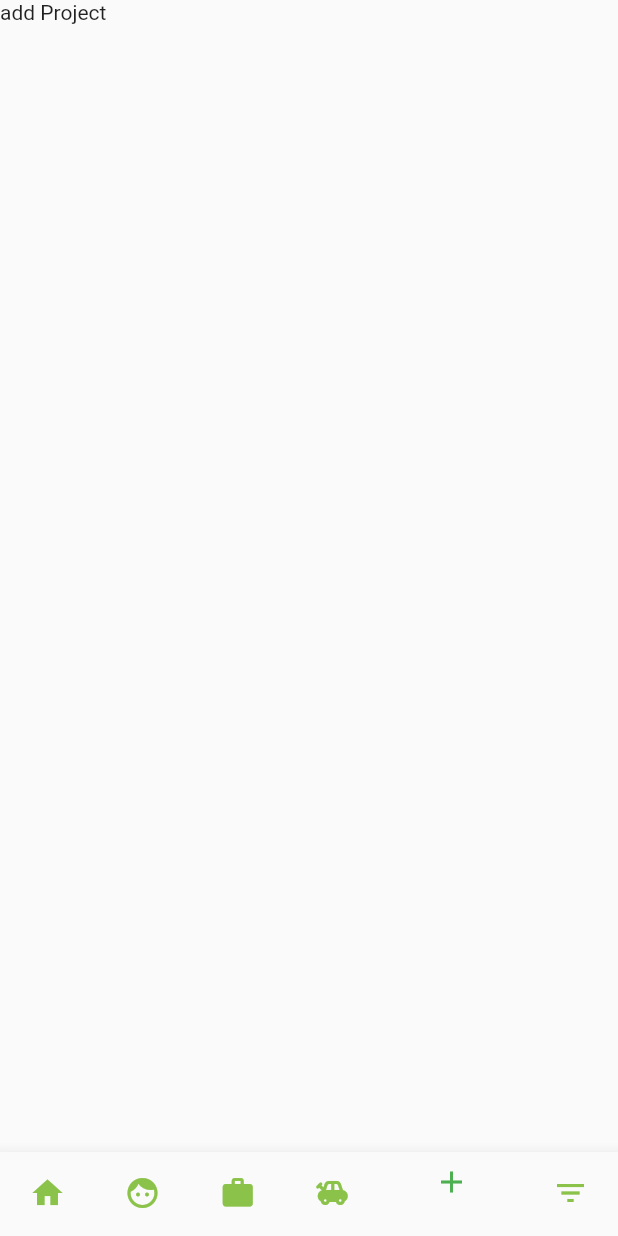
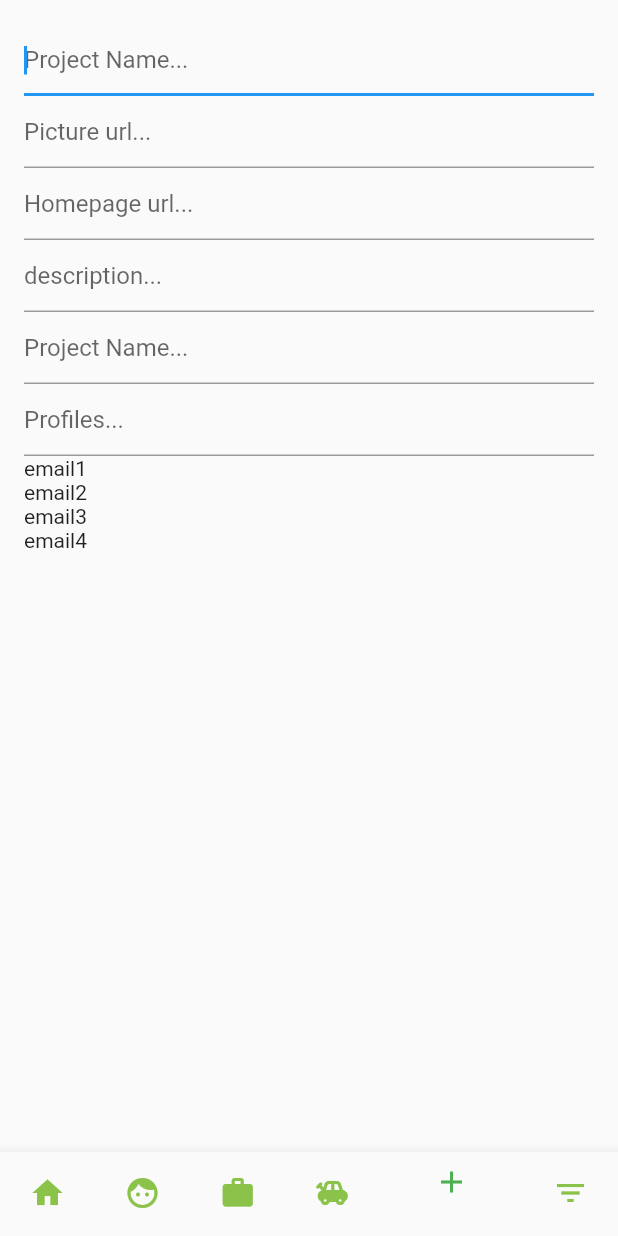
Before and after one commit to basic-account/bowfolio-clone, a Flutter app: the screen it shows after launch, item 5 of the bottom bar chosen, on a phone screen of 412 x 824 dp. Run offline on Flutter 3.47's test engine with Material 2 defaults, Android fonts, the phone set to English and light mode, and no system bars; our stand-ins replace equatable, flutter_bloc.

Commit message:
cubit changes

```diff
--- /dev/null
+++ b/lib/bloc/profiles/filtered_profiles_state.dart
@@ -0,0 +1,38 @@
+import 'package:equatable/equatable.dart';
+
+import '../../models/profile.dart';
+
+abstract class FilteredProfilesState extends Equatable {}
+
+class FilteredInitialState extends FilteredProfilesState {
+  @override
+  List<Object> get props => [];
+}
+
+class FilteredLoadingState extends FilteredProfilesState {
+  @override
+  List<Object> get props => [];
+}
+
+class FilteredLoadedState extends FilteredProfilesState {
+  final List<Profile> profiles;
+
+  FilteredLoadedState(this.profiles);
+
+  @override
+  List<Object> get props => [profiles];
+}
+
+class FilteredProfilesLoaded extends FilteredProfilesState {
+  final List<Profile> profiles;
+
+  FilteredProfilesLoaded(this.profiles);
+
+  @override
+  List<Object> get props => [profiles];
+}
+
+class FilteredErrorState extends FilteredProfilesState {
+  @override
+  List<Object> get props => [];
+}
--- /dev/null
+++ b/lib/bloc/profiles/profiles_search_cubit.dart
@@ -0,0 +1,52 @@
+import 'dart:async';
+
+import 'package:bowfolio/bloc/profiles/profiles_cubit.dart';
+import 'package:flutter_bloc/flutter_bloc.dart';
+
+import 'profiles_state.dart';
+import 'filtered_profiles_state.dart';
+import 'profiles_cubit.dart';
+
+class ProfilesSearchCubit extends Cubit<FilteredProfilesState> {
+  ProfilesSearchCubit({this.profilesCubit}) : super(FilteredInitialState()) {
+    profilesSubscription = profilesCubit.listen((state) {
+      if (state is LoadedState) emit(FilteredLoadedState(state.profiles));
+    });
+  }
+
+  final ProfilesCubit profilesCubit;
+  StreamSubscription profilesSubscription;
+
+  void filter(String query) async {
+    //if (FilteredProfilesState is FilteredLoadedState) {
+
+    try {
+      final filteredProfiles = (state as FilteredLoadedState).profiles.where((profile) => profile.email.contains(query));
+      /*final filteredProfiles = profilesCubit.
+          .profiles
+          .where((profile) => profile.email.contains(query));*/
+      emit(FilteredLoadedState(filteredProfiles));
+      // }
+      //else
+    } catch (e) {
+      emit(FilteredErrorState());
+    }
+  }
+
+  void _searchProfiles() async {
+    try {
+      emit(FilteredLoadingState());
+      final filteredProfiles = (profilesCubit as LoadedState)
+          .profiles; //.where((profile) => profile.email.contains(query));
+      emit(FilteredLoadedState(filteredProfiles));
+    } catch (e) {
+      emit(FilteredErrorState());
+    }
+  }
+
+  @override
+  Future<void> close() {
+    profilesSubscription.cancel();
+    return super.close();
+  }
+}
--- /dev/null
+++ b/lib/pages/add_edit_project.dart
@@ -0,0 +1,100 @@
+import 'package:bowfolio/bloc/profiles/profiles_cubit.dart';
+import 'package:bowfolio/bloc/profiles/profiles_search_cubit.dart';
+import 'package:bowfolio/widgets/tagProfiles.dart';
+import 'package:flutter/material.dart';
+import 'package:flutter_bloc/flutter_bloc.dart';
+
+import '../models/project.dart';
+import '../utils/utils.dart';
+
+typedef OnSaveCallback = Function(String name, String picture, String homepage,
+    String description, List<String> interestIds, List<String> profileIds);
+
+class AddEditProject extends StatefulWidget {
+  final bool isEditing;
+  final OnSaveCallback onSave;
+  final Project project;
+
+  AddEditProject(
+      {Key key, @required this.onSave, @required this.isEditing, this.project})
+      : super(key: key ?? Keys.addProject);
+
+  @override
+  _AddEditProjectPageState createState() => _AddEditProjectPageState();
+}
+
+class _AddEditProjectPageState extends State<AddEditProject> {
+  static final GlobalKey<FormState> _formKey = GlobalKey<FormState>();
+
+  String _name;
+  String _picture;
+  String _homepage;
+  String _description;
+  List<String> _interestIds;
+  List<String> _profileIds;
+
+  bool get isEditing => widget.isEditing;
+
+  @override
+  Widget build(BuildContext context) {
+    return
+           Padding(
+        padding: EdgeInsets.all(16.0),
+        child: Form(
+          key: _formKey,
+          child: ListView(
+            children: [
+              TextFormField(
+                initialValue: isEditing ? widget.project.name : '',
+                autofocus: !isEditing,
+                decoration: InputDecoration(hintText: 'Project Name...'),
+                validator: (val) {
+                  return val.trim().isEmpty ? 'empty' : null;
+                },
+                onSaved: (value) => _name = value,
+              ),
+              TextFormField(
+                initialValue: isEditing ? widget.project.picture : '',
+                autofocus: !isEditing,
+                decoration: InputDecoration(hintText: 'Picture url...'),
+                validator: (val) {
+                  return val.trim().isEmpty ? 'empty' : null;
+                },
+                onSaved: (value) => _picture = value,
+              ),
+              TextFormField(
+                initialValue: isEditing ? widget.project.homepage : '',
+                autofocus: !isEditing,
+                decoration: InputDecoration(hintText: 'Homepage url...'),
+                validator: (val) {
+                  return val.trim().isEmpty ? 'empty' : null;
+                },
+                onSaved: (value) => _name = value,
+              ),
+              TextFormField(
+                initialValue: isEditing ? widget.project.description : '',
+                autofocus: !isEditing,
+                decoration: InputDecoration(hintText: 'description...'),
+                validator: (val) {
+                  return val.trim().isEmpty ? 'empty' : null;
+                },
+                onSaved: (value) => _description = value,
+              ),
+              TextFormField(
+                initialValue: isEditing ? widget.project.profileIds : '',
+                autofocus: !isEditing,
+                decoration: InputDecoration(hintText: 'Project Name...'),
+                validator: (val) {
+                  return val.trim().isEmpty ? 'empty' : null;
+                },
+                onSaved: (value) => _name = value,
+              ),
+              TagProfiles(),
+
+            ],
+          ),
+        ),
+
+    );
+  }
+}
--- a/lib/pages/home_page.dart
+++ b/lib/pages/home_page.dart
@@ -1,3 +1,5 @@
+import 'package:bowfolio/bloc/profiles/profiles_cubit.dart';
+import 'package:bowfolio/bloc/profiles/profiles_search_cubit.dart';
 import 'package:flutter/material.dart';
 import 'package:flutter/services.dart';
 import 'package:flutter_bloc/flutter_bloc.dart';
@@ -5,28 +7,33 @@ import 'package:flutter_bloc/flutter_bloc.dart';
 import '../widgets/widgets.dart';
 import '../bloc/tabs/tabs_cubit.dart';
 import '../models/tabs.dart';
+import 'add_edit_project.dart';
 
 class HomePage extends StatelessWidget {
   @override
   Widget build(BuildContext context) {
-    SystemChrome.setEnabledSystemUIOverlays ([]); //makes it a full screen app
-    return BlocBuilder<TabsCubit, Tabs>(
+    SystemChrome.setEnabledSystemUIOverlays([]); //makes it a full screen app
+    return BlocProvider<ProfilesSearchCubit>(
+      create: (context) =>
+          ProfilesSearchCubit(profilesCubit: BlocProvider.of<ProfilesCubit>(context)),
+      child: BlocBuilder<TabsCubit, Tabs>(
         builder: (context, tab) {
           return Scaffold(
-
             body: Builder(
               builder: (context) {
                 if (tab == Tabs.home)
                   return Home();
-              else if(tab == Tabs.profiles)
+                else if (tab == Tabs.profiles)
                   return ProfilesList();
-              else if(tab == Tabs.projects)
+                else if (tab == Tabs.projects)
                   return ProjectsList();
-              else if(tab == Tabs.interests)
+                else if (tab == Tabs.interests)
                   return InterestsList();
-              else if(tab == Tabs.addProject)
-                return AddProject();
-              else if(tab == Tabs.filter)
+                else if (tab == Tabs.addProject)
+                  return AddEditProject(
+                    isEditing: false,
+                  );
+                else if (tab == Tabs.filter)
                   return FilterView();
                 else
                   return Text('???');
@@ -38,6 +45,7 @@ class HomePage extends StatelessWidget {
             ),
           );
         },
+      ),
     );
   }
 }
--- /dev/null
+++ b/lib/utils/keys.dart
@@ -0,0 +1,5 @@
+import 'package:flutter/foundation.dart';
+
+class Keys {
+  static final addProject = Key('__addProject__');
+}
--- a/lib/utils/utils.dart
+++ b/lib/utils/utils.dart
@@ -1 +1,2 @@
 export 'routes.dart';
+export 'keys.dart';
--- /dev/null
+++ b/lib/widgets/filtered_profiles_select.dart
@@ -0,0 +1,41 @@
+import 'package:bowfolio/bloc/profiles/filtered_profiles_state.dart';
+import 'package:bowfolio/bloc/profiles/profiles_cubit.dart';
+import 'package:bowfolio/bloc/profiles/profiles_search_cubit.dart';
+import 'package:flutter/material.dart';
+import 'package:flutter_bloc/flutter_bloc.dart';
+
+import 'loading_indicator.dart';
+
+class FilteredProfilesSelect extends StatelessWidget {
+  final String query;
+
+  FilteredProfilesSelect(this.query);
+
+  @override
+  Widget build(BuildContext context) {
+    return BlocBuilder<ProfilesSearchCubit, FilteredProfilesState>(
+      builder: (context, state) {
+        if (state is FilteredLoadingState) {
+          return LoadingIndicator();
+        } else if (state is FilteredLoadedState) {
+          final profiles = state.profiles;
+          return ListView.builder(
+            itemCount: profiles.length,
+            itemBuilder: (BuildContext context, int index) {
+              final profile = profiles[index];
+              return Text(profile.email);
+            },
+          );
+        } else if (state is FilteredErrorState) {
+          return Container(
+            child: Text('not loaded'),
+          );
+        } else {
+          return Container(
+            child: Text('how did you get here'),
+          );
+        }
+      },
+    );
+  }
+}
--- /dev/null
+++ b/lib/widgets/tagProfiles.dart
@@ -0,0 +1,39 @@
+import 'package:bowfolio/bloc/profiles/profiles_search_cubit.dart';
+import 'package:flutter/material.dart';
+import 'package:flutter_bloc/flutter_bloc.dart';
+
+
+import 'filtered_profiles_select.dart';
+
+class TagProfiles extends StatefulWidget {
+  @override
+  _TagProfilesState createState() => _TagProfilesState();
+}
+
+class _TagProfilesState extends State<TagProfiles> {
+  String _searchTerm = '';
+  List<String> _profileIDs;
+
+  Widget filteredList(List<String> profileIds) {}
+
+  @override
+  Widget build(BuildContext context) {
+    return Column(
+      children: [
+        TextFormField(
+          initialValue: '',
+          decoration: InputDecoration(hintText: 'Profiles...'),
+          validator: (val) {
+            return val.trim().isEmpty ? 'empty' : null;
+          },
+          onChanged: (value) {
+            //_searchTerm = value;
+            context.bloc<ProfilesSearchCubit>().filter(value);
+          },
+          onSaved: (value) => context.bloc<ProfilesSearchCubit>().filter(value),
+        ),
+        Container(height: 100, child: FilteredProfilesSelect(_searchTerm)),
+      ],
+    );
+  }
+}
--- a/pubspec.yaml
+++ b/pubspec.yaml
@@ -24,7 +24,7 @@ dependencies:
   flutter:
     sdk: flutter
 
-  flutter_bloc: ^6.0.0
+  flutter_bloc: ^6.0.3
   equatable: ^1.2.0
 
 
```
Also changed, not shown: 1 other file. Lines whose indentation alone changed are shown as unchanged.
